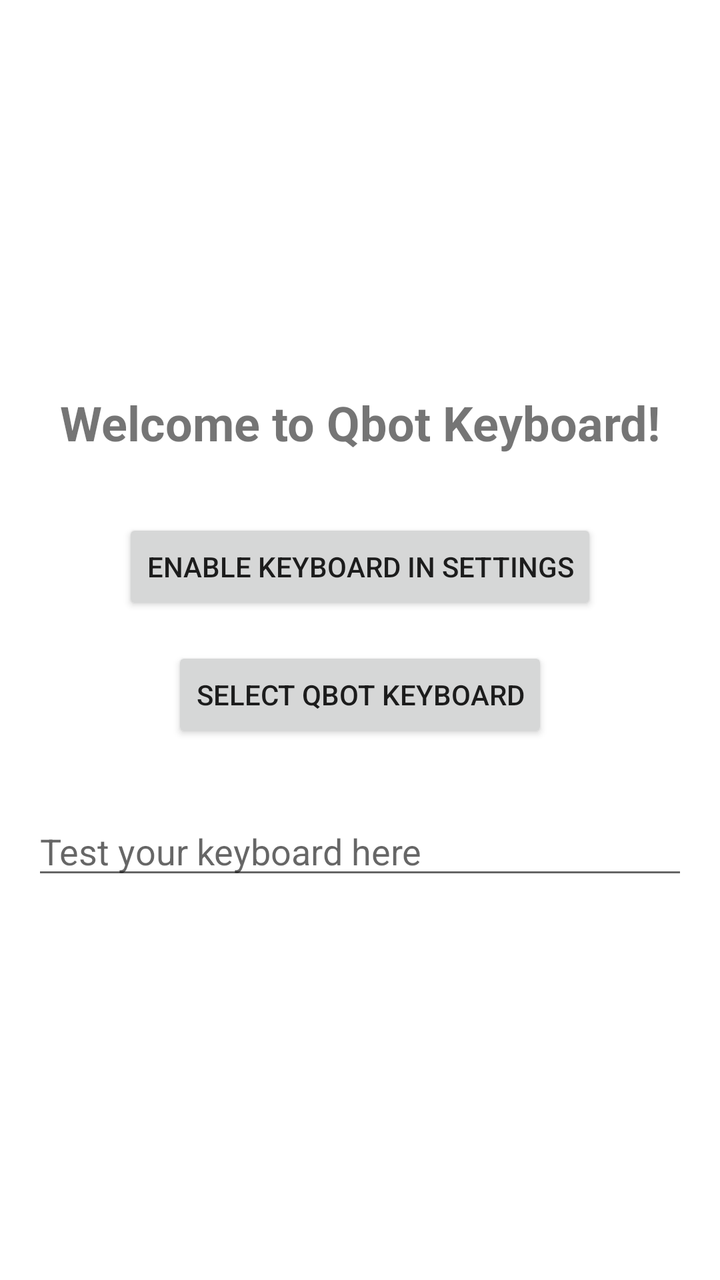
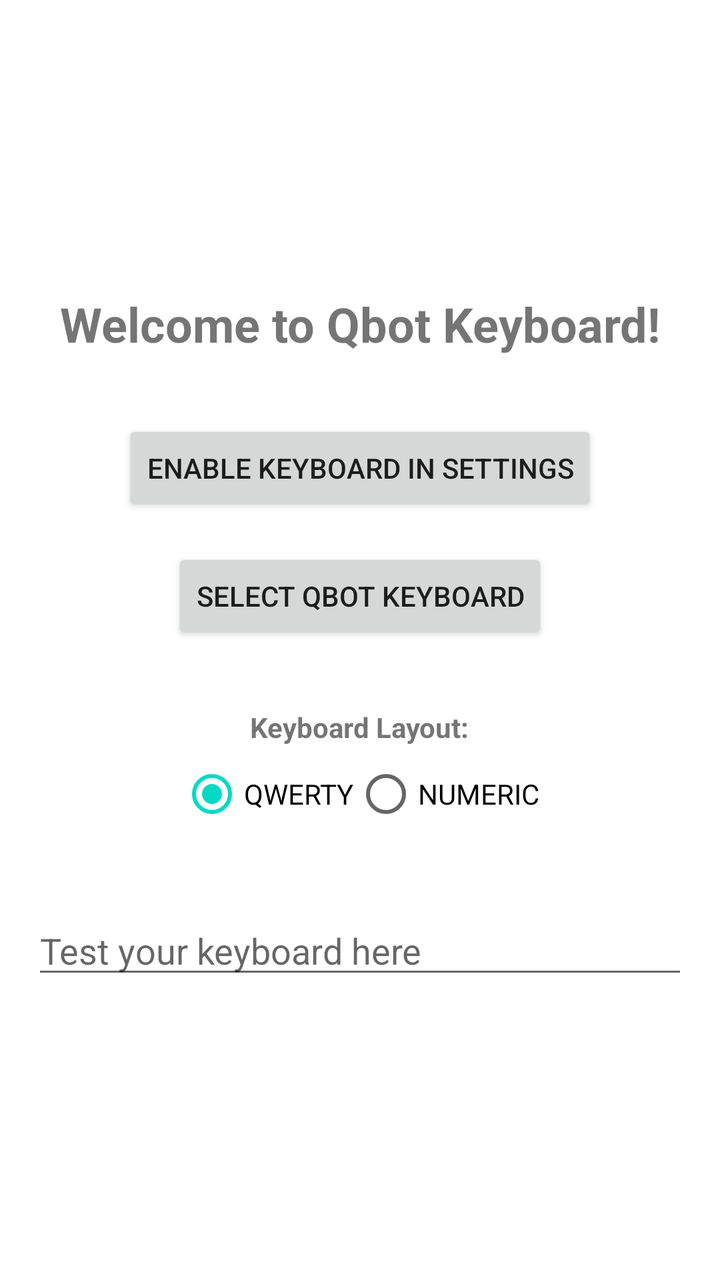

The first picture is an Android layout as it rendered before a commit; the second is the same layout after the commit. The layout source and the unified diff follow.
<!-- AndroidManifest.xml: application theme Theme.Qbot -->
<!-- res/layout/activity_main.xml -->
<?xml version="1.0" encoding="utf-8"?>
<LinearLayout xmlns:android="http://schemas.android.com/apk/res/android"
    android:layout_width="match_parent"
    android:layout_height="match_parent"
    android:gravity="center"
    android:orientation="vertical"
    android:padding="16dp">

    <TextView
        android:layout_width="wrap_content"
        android:layout_height="wrap_content"
        android:text="Welcome to Qbot Keyboard!"
        android:textSize="24sp"
        android:textStyle="bold" />

    <Button
        android:id="@+id/btn_enable_kb"
        android:layout_width="wrap_content"
        android:layout_height="wrap_content"
        android:layout_marginTop="32dp"
        android:text="Enable Keyboard in Settings" />

    <Button
        android:id="@+id/btn_select_kb"
        android:layout_width="wrap_content"
        android:layout_height="wrap_content"
        android:layout_marginTop="16dp"
        android:text="Select Qbot Keyboard" />

    <EditText
        android:layout_width="match_parent"
        android:layout_height="wrap_content"
        android:layout_marginTop="32dp"
        android:hint="Test your keyboard here" />

</LinearLayout>
<!-- resources referenced by this layout -->
<resources>
  <style name="Theme.Qbot" parent="Theme.MaterialComponents.DayNight.DarkActionBar">
          
          <item name="colorPrimary">@color/purple_500</item>
          <item name="colorPrimaryVariant">@color/purple_700</item>
          <item name="colorOnPrimary">@color/white</item>
          
          <item name="colorSecondary">@color/teal_200</item>
          <item name="colorSecondaryVariant">@color/teal_700</item>
          <item name="colorOnSecondary">@color/black</item>
          
          <item name="android:statusBarColor">?attr/colorPrimaryVariant</item>
          
      </style>
  <color name="purple_500">#FF6200EE</color>
  <color name="purple_700">#FF3700B3</color>
  <color name="white">#FFFFFFFF</color>
  <color name="teal_200">#FF03DAC5</color>
  <color name="teal_700">#FF018786</color>
  <color name="black">#FF000000</color>
</resources>

<!-- the commit's change to res/layout/activity_main.xml (unified diff, before → after) -->
@@ -27,6 +27,33 @@
         android:layout_marginTop="16dp"
         android:text="Select Qbot Keyboard" />
 
+    <TextView
+        android:layout_width="wrap_content"
+        android:layout_height="wrap_content"
+        android:layout_marginTop="32dp"
+        android:text="Keyboard Layout:"
+        android:textStyle="bold" />
+
+    <RadioGroup
+        android:id="@+id/rg_layout"
+        android:layout_width="wrap_content"
+        android:layout_height="wrap_content"
+        android:orientation="horizontal">
+
+        <RadioButton
+            android:id="@+id/rb_qwerty"
+            android:layout_width="wrap_content"
+            android:layout_height="wrap_content"
+            android:text="QWERTY"
+            android:checked="true" />
+
+        <RadioButton
+            android:id="@+id/rb_numeric"
+            android:layout_width="wrap_content"
+            android:layout_height="wrap_content"
+            android:text="NUMERIC" />
+    </RadioGroup>
+
     <EditText
         android:layout_width="match_parent"
         android:layout_height="wrap_content"
